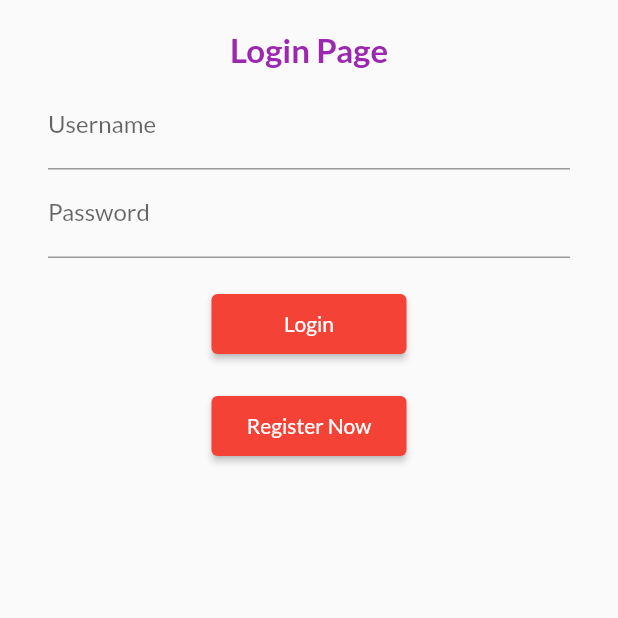
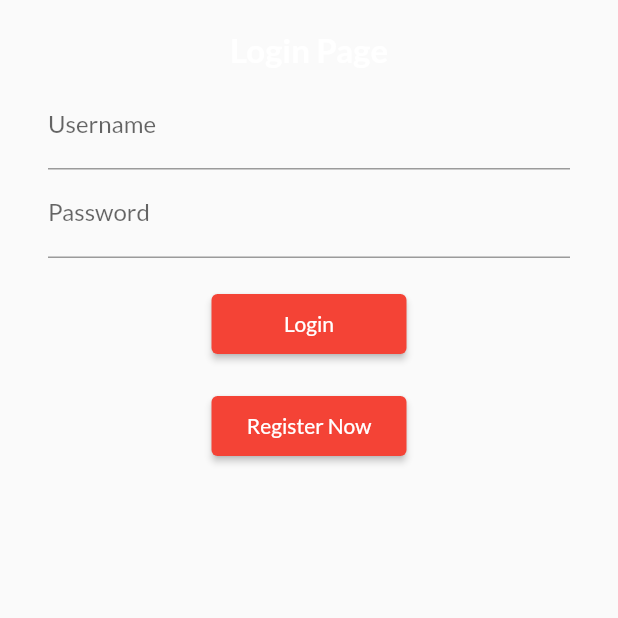
Before and after one commit to shanawan007/First-Application, a Flutter app: the screen it shows after launch, on a phone screen of 412 x 824 dp, the top half of it. Run offline on Flutter 3.47's test engine with Material 2 defaults, Android fonts, the phone set to English and light mode, and no system bars; our stand-ins replace google_fonts; missing offline and left inert: dart:html.

Commit message:
2nd commit

```diff
--- a/lib/Pages/LoginPage.dart
+++ b/lib/Pages/LoginPage.dart
@@ -16,13 +16,8 @@ class LoginPage extends StatelessWidget {
           Text(
             "Login Page",
             style: TextStyle(
-              fontSize: 22,
-              fontWeight: FontWeight.bold,
-              color: Colors.purple,
-            ),
+                fontSize: 22, fontWeight: FontWeight.bold, color: Colors.white),
           ),
-
-
           Padding(
             padding: EdgeInsets.symmetric(vertical: 8.0, horizontal: 32.0),
             child: Column(
```
